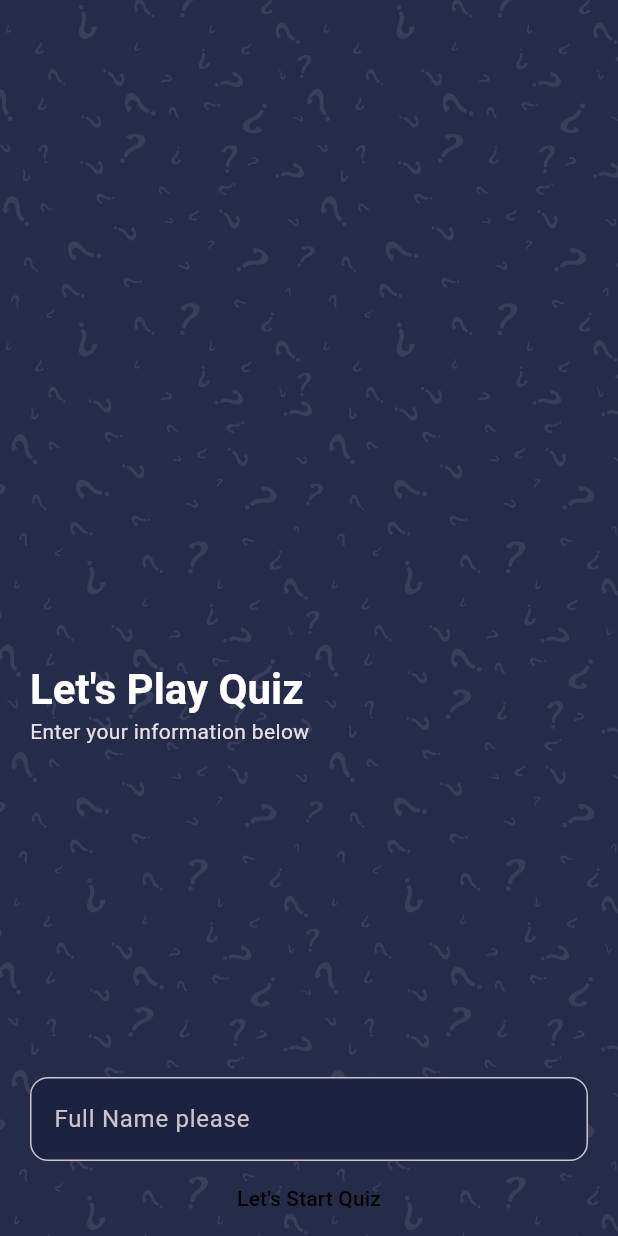
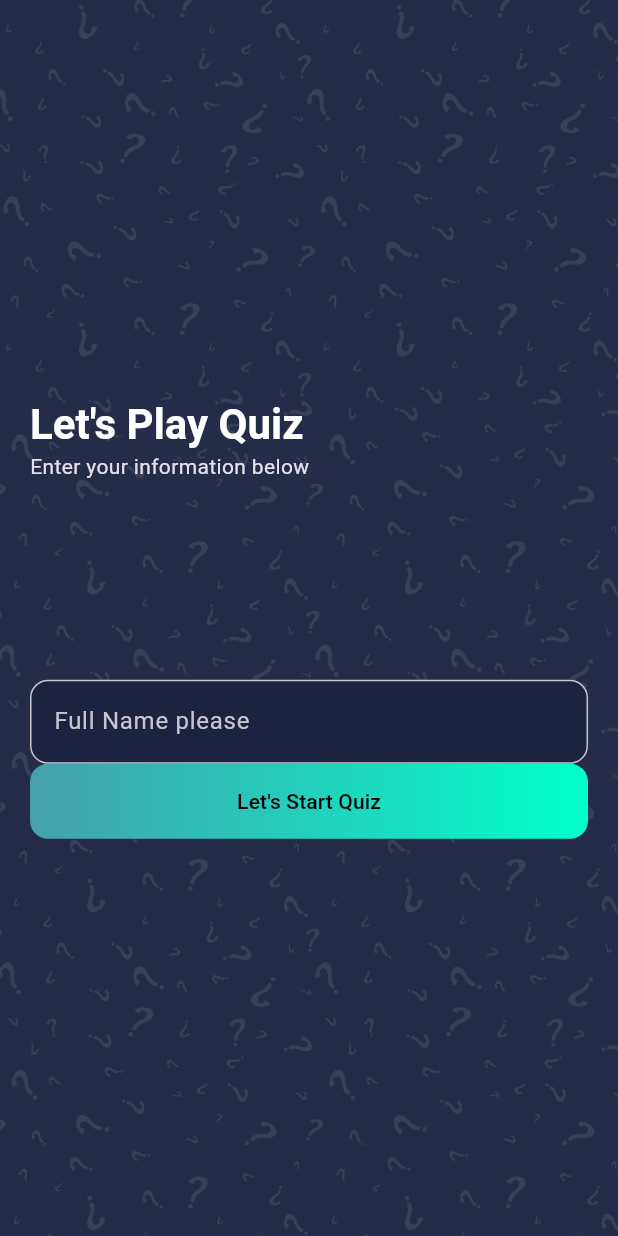
Before and after one commit to Ryuuutaaa/quiz-app, a Flutter app: the screen it shows after launch, on a phone screen of 412 x 824 dp. Run offline on Flutter 3.47's test engine with Material 3 defaults, Android fonts, the phone set to English and light mode, and no system bars; our stand-ins replace flutter_svg, get.

Commit message:
Enhance WelcomeScreen with gradient background and rounded button

```diff
--- a/lib/views/welcome_screen.dart
+++ b/lib/views/welcome_screen.dart
@@ -44,6 +44,10 @@ class WelcomeScreen extends StatelessWidget {
                   Container(
                     width: double.infinity,
                     padding: const EdgeInsets.all(kDefaultPadding * 0.75),
+                    decoration: BoxDecoration(
+                      gradient: kPrimaryGradient,
+                      borderRadius: BorderRadius.all(Radius.circular(12)),
+                    ),
                     alignment: Alignment.center,
                     child: Text(
                       "Let's Start Quiz",
@@ -52,6 +56,7 @@ class WelcomeScreen extends StatelessWidget {
                       ).textTheme.labelLarge!.copyWith(color: Colors.black),
                     ),
                   ),
+                  const Spacer(flex: 2),
                 ],
               ),
             ),
```
